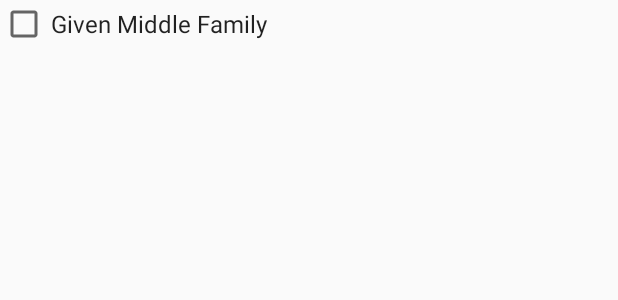
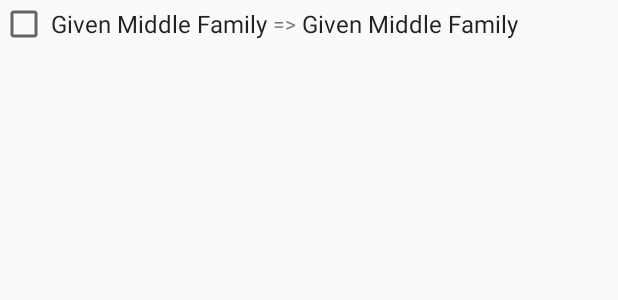
Before and after one commit to ranmocy/MonkeyTree, an Android app: the layout fragment_contact_select.xml on its own in the app's theme, with its tools: preview values and no code run, on a phone screen of 412 x 824 dp. Shown: the top 300 px of the screen. Run offline under Robolectric (Android 15) with nearby library versions, the light colour scheme and no system bars.

Commit message:
add preview of phonetic names result

```diff
--- a/app/src/main/java/me/ranmocy/monkeytree/ContactSelectFragment.java
+++ b/app/src/main/java/me/ranmocy/monkeytree/ContactSelectFragment.java
@@ -58,11 +58,6 @@ public final class ContactSelectFragment extends Fragment {
         View rootView = inflater.inflate(R.layout.fragment_contact_select_list, container, false);
 
         RecyclerView recyclerView = (RecyclerView) rootView.findViewById(R.id.fragment_contact_list);
-        if (contacts.size() <= 1) {
-            recyclerView.setLayoutManager(new LinearLayoutManager(getContext()));
-        } else {
-            recyclerView.setLayoutManager(new GridLayoutManager(getContext(), 1));
-        }
         recyclerView.setAdapter(adapter);
 
         rootView.findViewById(R.id.btn_confirm).setOnClickListener(new View.OnClickListener() {
--- a/app/src/main/res/layout/fragment_contact_select.xml
+++ b/app/src/main/res/layout/fragment_contact_select.xml
@@ -4,19 +4,18 @@
     xmlns:tools="http://schemas.android.com/tools"
     android:layout_width="match_parent"
     android:layout_height="wrap_content"
+    android:gravity="center_vertical"
     android:orientation="horizontal">
 
     <android.support.v7.widget.AppCompatCheckBox
         android:id="@+id/contact_checkbox"
         android:layout_width="wrap_content"
-        android:layout_height="wrap_content"
-        android:layout_gravity="center_vertical"/>
+        android:layout_height="wrap_content"/>
 
     <TextView
         android:id="@+id/contact_given_name"
         android:layout_width="wrap_content"
         android:layout_height="wrap_content"
-        android:layout_gravity="center_vertical"
         android:layout_margin="@dimen/contact_name_margin"
         android:textAppearance="?attr/textAppearanceListItem"
         tools:text="Given"/>
@@ -25,7 +24,6 @@
         android:id="@+id/contact_middle_name"
         android:layout_width="wrap_content"
         android:layout_height="wrap_content"
-        android:layout_gravity="center_vertical"
         android:layout_margin="@dimen/contact_name_margin"
         android:textAppearance="?attr/textAppearanceListItem"
         tools:text="Middle"/>
@@ -34,8 +32,38 @@
         android:id="@+id/contact_family_name"
         android:layout_width="wrap_content"
         android:layout_height="wrap_content"
-        android:layout_gravity="center_vertical"
         android:layout_margin="@dimen/contact_name_margin"
         android:textAppearance="?attr/textAppearanceListItem"
         tools:text="Family"/>
+
+    <TextView
+        android:layout_width="wrap_content"
+        android:layout_height="wrap_content"
+        android:layout_margin="@dimen/contact_name_margin"
+        android:text="@string/contact_divider" />
+
+    <TextView
+        android:id="@+id/contact_phonetic_given_name"
+        android:layout_width="wrap_content"
+        android:layout_height="wrap_content"
+        android:layout_margin="@dimen/contact_name_margin"
+        android:textAppearance="?attr/textAppearanceListItem"
+        tools:text="Given"/>
+
+    <TextView
+        android:id="@+id/contact_phonetic_middle_name"
+        android:layout_width="wrap_content"
+        android:layout_height="wrap_content"
+        android:layout_margin="@dimen/contact_name_margin"
+        android:textAppearance="?attr/textAppearanceListItem"
+        tools:text="Middle"/>
+
+    <TextView
+        android:id="@+id/contact_phonetic_family_name"
+        android:layout_width="wrap_content"
+        android:layout_height="wrap_content"
+        android:layout_margin="@dimen/contact_name_margin"
+        android:textAppearance="?attr/textAppearanceListItem"
+        tools:text="Family"/>
+
 </LinearLayout>
--- a/app/src/main/res/values/strings.xml
+++ b/app/src/main/res/values/strings.xml
@@ -18,4 +18,5 @@
 
     <!-- ContactSelectFragment -->
     <string name="btn_confirm">Confirm</string>
+    <string name="contact_divider"><![CDATA[=>]]></string>
 </resources>
```
Also changed, not shown: app/src/main/java/me/ranmocy/monkeytree/ContactSelectRecyclerViewAdapter.java (+10 -0 lines).
